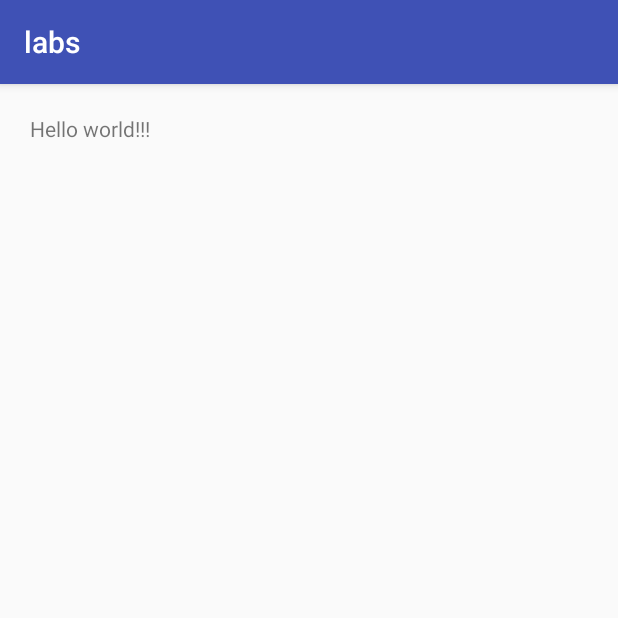
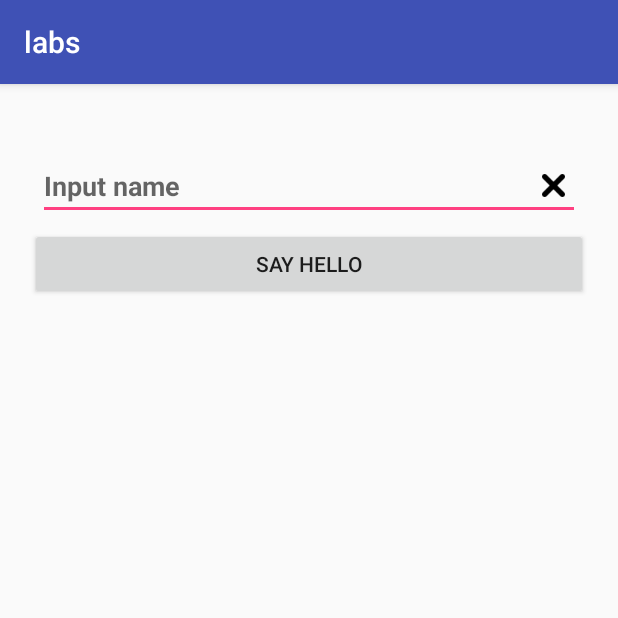
Before and after one commit to Vova0199/NU_LP, an Android app: the screen it shows after launch (MainActivity), on a phone screen of 412 x 824 dp, the top half of it. Run offline under Robolectric (Android 15) with nearby library versions, the phone set to English and light mode, and no system bars.

Commit message:
[+] Add 2nd lab

```diff
--- a/3_course/1_semester/labs/app/src/main/java/com/nulp/vp/labs/MainActivity.java
+++ b/3_course/1_semester/labs/app/src/main/java/com/nulp/vp/labs/MainActivity.java
@@ -3,16 +3,52 @@ package com.nulp.vp.labs;
 import android.support.v7.app.AppCompatActivity;
 import android.os.Bundle;
 import android.util.Log;
+import android.view.View;
+import android.widget.Button;
+import android.widget.EditText;
+import android.widget.TextView;
+import android.widget.Toast;
 
 public class MainActivity extends AppCompatActivity {
+    private TextView tv_name;
+    private EditText et_name;
+    private Button btn_set_name, btn_clear;
+    private String name;
 
     @Override
     protected void onCreate(Bundle savedInstanceState) {
         super.onCreate(savedInstanceState);
         setContentView(R.layout.activity_main);
 
-        System.out.println("Hello world!!!");
-        Log.i("Hello world", "It's work");
+        init();
 
+        btn_set_name.setOnClickListener(
+                new View.OnClickListener() {
+                    @Override
+                    public void onClick(View view) {
+                        name = et_name.getText().toString();
+                        if (et_name.getText().toString().trim().equals("")) {
+                            Toast.makeText(getApplicationContext(), "Enter your name", Toast.LENGTH_LONG).show();
+                        } else {
+                            tv_name.setText("Hello " + name);
+                            et_name.setText("");
+                        }
+                    }
+                });
+
+        btn_clear.setOnClickListener(
+                new View.OnClickListener() {
+                    @Override
+                    public void onClick(View view) {
+                        et_name.setText("");
+                    }
+                });
+    }
+
+    private void init() {
+        tv_name = findViewById(R.id.tv_name);
+        btn_set_name = findViewById(R.id.btn_set_name);
+        btn_clear = findViewById(R.id.btn_clear);
+        et_name = findViewById(R.id.et_name);
     }
 }
--- a/3_course/1_semester/labs/app/src/main/res/layout/activity_main.xml
+++ b/3_course/1_semester/labs/app/src/main/res/layout/activity_main.xml
@@ -7,13 +7,49 @@
     tools:context=".MainActivity"
     android:padding="20dp">
 
-    <TextView
-        android:layout_width="wrap_content"
-        android:layout_height="wrap_content"
-        android:text="@string/text_for_first_textView"
-        app:layout_constraintBottom_toBottomOf="parent"
-        app:layout_constraintLeft_toLeftOf="parent"
-        app:layout_constraintRight_toRightOf="parent"
-        app:layout_constraintTop_toTopOf="parent" />
+
+    <LinearLayout
+        android:layout_width="match_parent"
+        android:layout_height="match_parent"
+        android:orientation="vertical">
+
+        <FrameLayout
+            android:layout_width="fill_parent"
+            android:layout_height="wrap_content"
+            android:padding="5dp">
+
+            <EditText
+                android:id="@+id/et_name"
+                android:layout_width="match_parent"
+                android:layout_height="wrap_content"
+                android:layout_marginTop="20dp"
+                android:textStyle="bold"
+                android:hint="@string/input_name"
+                android:singleLine="true" />
+
+            <Button
+                android:id="@+id/btn_clear"
+                android:layout_width="15dp"
+                android:layout_marginTop="10dp"
+                android:layout_marginEnd="10dp"
+                android:layout_height="15dp"
+                android:layout_gravity="right|center_vertical"
+                android:background="@drawable/delete" />
+
+        </FrameLayout>
+
+        <Button
+            android:id="@+id/btn_set_name"
+            android:layout_width="match_parent"
+            android:layout_height="wrap_content"
+            android:text="@string/say_hello" />
+
+        <TextView
+            android:id="@+id/tv_name"
+            android:layout_width="match_parent"
+            android:layout_height="wrap_content"
+            android:textSize="20sp"
+            android:gravity="center" />
+    </LinearLayout>
 
 </RelativeLayout>
--- a/3_course/1_semester/labs/app/src/main/res/values/strings.xml
+++ b/3_course/1_semester/labs/app/src/main/res/values/strings.xml
@@ -1,4 +1,6 @@
 <resources>
     <string name="app_name">labs</string>
     <string name="text_for_first_textView">Hello world!!!</string>
+    <string name="input_name">Input name</string>
+    <string name="say_hello">Say hello</string>
 </resources>
```
Also changed, not shown: 3_course/1_semester/labs/app/src/main/res/drawable/delete.png (added).
